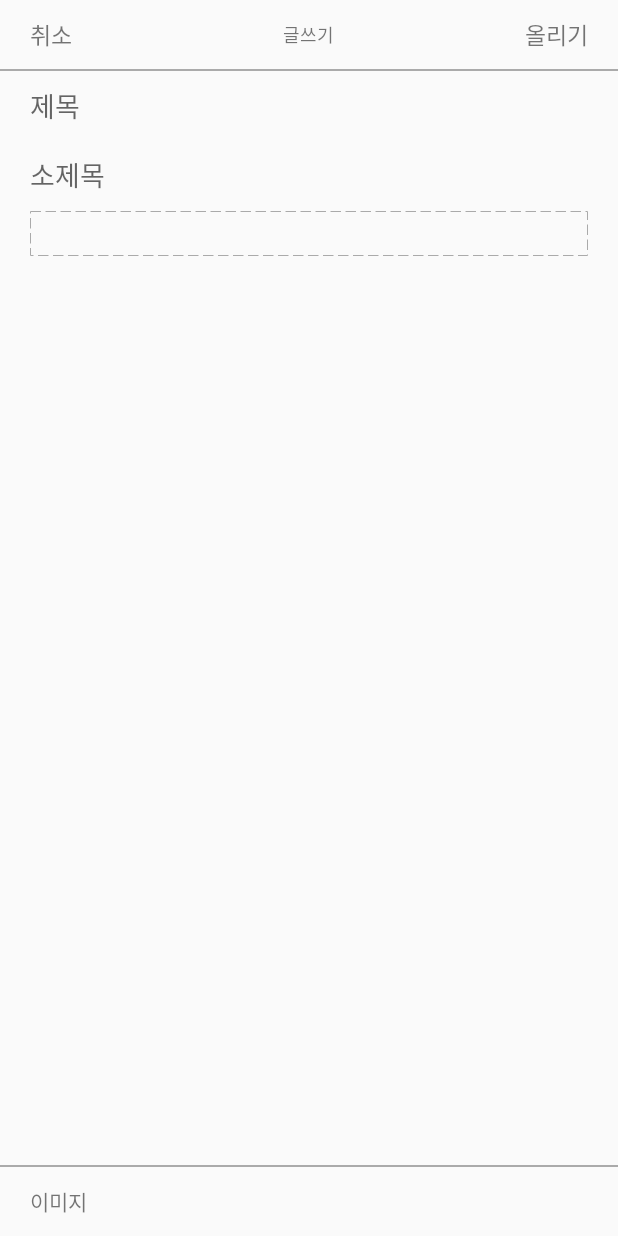
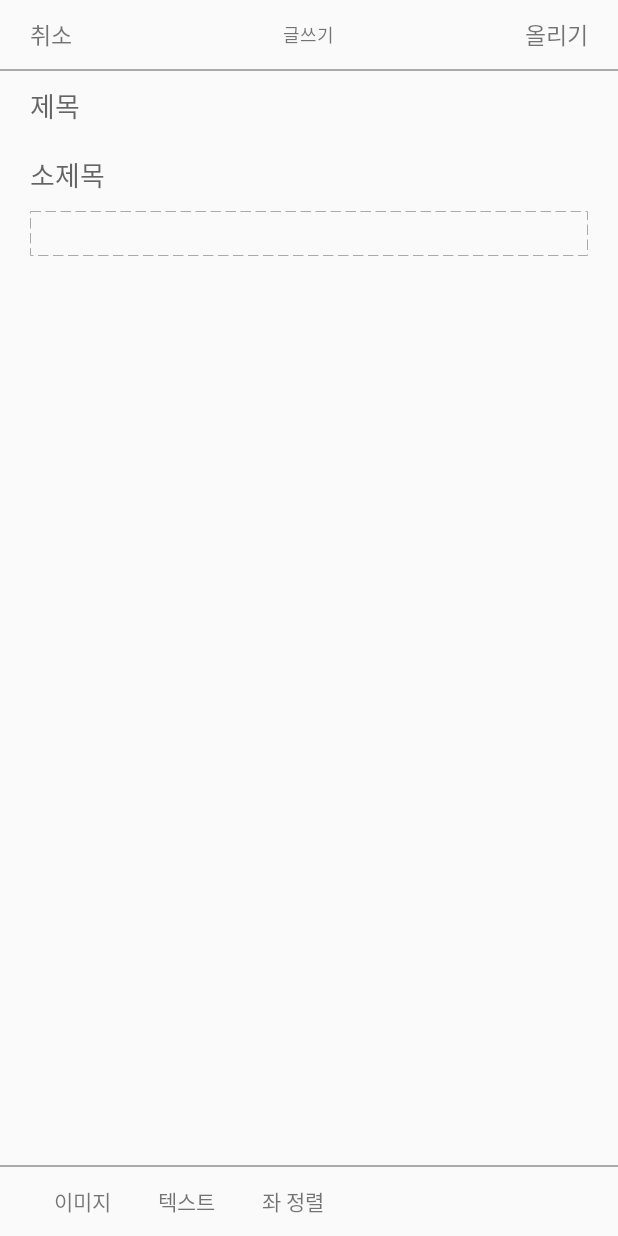
Before and after one commit to lowapple/PinEditor-android, an Android app: the screen it shows after launch (EditorActivity), on a phone screen of 412 x 824 dp. Run offline under Robolectric (Android 15) with nearby library versions, the phone set to English and light mode, and no system bars; Roboto replaces fonts that are not available here; 4 statements that could not run were skipped.

Commit message:
Add Toolbar Layout

```diff
--- a/app/src/main/java/com/plancatlog/pineditor/Components/ComponentFactory.kt
+++ b/app/src/main/java/com/plancatlog/pineditor/Components/ComponentFactory.kt
@@ -19,6 +19,10 @@ import com.plancatlog.pineditor.Toolbar.ToolbarFactory
  */
 
 class ComponentFactory(context: Context) {
+    companion object {
+        var currentComponent: ComponentBase? = null
+    }
+
     private var parent: LinearLayout? = null
     private var context: Context? = null
 
@@ -52,7 +56,6 @@ class ComponentFactory(context: Context) {
                 }
                 return@setOnEditorActionListener false
             }
-
             component.EditText().setOnKeyListener { editText, i, keyEvent ->
                 Log.i("KeyEvent listener", "key enter")
                 if (keyEvent!!.action == KeyEvent.ACTION_DOWN) {
--- a/app/src/main/java/com/plancatlog/pineditor/Components/EditText/ComponentEditText.kt
+++ b/app/src/main/java/com/plancatlog/pineditor/Components/EditText/ComponentEditText.kt
@@ -4,6 +4,7 @@ import android.content.Context
 import android.widget.LinearLayout
 import com.plancatlog.pineditor.Components.Base.ComponentBase
 import com.plancatlog.pineditor.Components.Base.ComponentType
+import com.plancatlog.pineditor.Components.ComponentFactory
 import com.plancatlog.pineditor.R
 import kotlinx.android.synthetic.main.editor_component_edittext.view.*
 
@@ -30,6 +31,9 @@ open class ComponentEditText(context: Context) : ComponentBase() {
 
         // Set
         editText = getView()!!.component_edittext
+        editText.setOnClickListener {
+            ComponentFactory.currentComponent = this
+        }
         background = getView()!!.component_background
     }
 
--- a/app/src/main/java/com/plancatlog/pineditor/Toolbar/Base/ToolbarBase.kt
+++ b/app/src/main/java/com/plancatlog/pineditor/Toolbar/Base/ToolbarBase.kt
@@ -28,7 +28,8 @@ open class ToolbarBase {
         toolbarPopup?.dismiss()
     }
 
-    fun activity(parent: View) {
-        toolbarPopup?.showAtLocation(parent, Gravity.BOTTOM, 0, 0)
+    open fun activity(parent: View? = null) {
+        if (parent != null)
+            toolbarPopup?.showAtLocation(parent, Gravity.BOTTOM, 0, 0)
     }
 }
--- a/app/src/main/java/com/plancatlog/pineditor/Toolbar/Image/ToolbarImage.kt
+++ b/app/src/main/java/com/plancatlog/pineditor/Toolbar/Image/ToolbarImage.kt
@@ -13,7 +13,7 @@ import com.plancatlog.pineditor.Toolbar.Base.ToolbarBase
 
 class ToolbarImage : ToolbarBase {
     constructor(context: Context) {
-        toolbarView = LayoutInflater.from(context).inflate(R.layout.bottom_toolbar_image, null)
+        toolbarView = LayoutInflater.from(context).inflate(R.layout.bottom_toolbar_text, null)
         toolbarPopup = PopupWindow(toolbarView, Toolbar.LayoutParams.MATCH_PARENT, 0, false);
     }
 }
--- a/app/src/main/java/com/plancatlog/pineditor/Toolbar/TextAlign/ToolbarAlign.kt
+++ /dev/null
@@ -1,5 +0,0 @@
-package com.plancatlog.pineditor.Toolbar.TextAlign
-
-/**
- * Created by plancatlog on 2017. 8. 3..
- */
--- a/app/src/main/java/com/plancatlog/pineditor/Toolbar/TextOption/ToolbarTextOption.kt
+++ b/app/src/main/java/com/plancatlog/pineditor/Toolbar/TextOption/ToolbarTextOption.kt
@@ -1,5 +1,20 @@
 package com.plancatlog.pineditor.Toolbar.TextOption
+
+import android.content.Context
+import android.view.ContextMenu
+import android.view.LayoutInflater
+import android.widget.PopupWindow
+import android.widget.Toolbar
+import com.plancatlog.pineditor.R
+import com.plancatlog.pineditor.Toolbar.Base.ToolbarBase
 
 /**
  * Created by plancatlog on 2017. 8. 3..
  */
+
+class ToolbarTextOption : ToolbarBase {
+    constructor(context: Context) {
+        toolbarView = LayoutInflater.from(context).inflate(R.layout.bottom_toolbar_text, null)
+        toolbarPopup = PopupWindow(toolbarView, Toolbar.LayoutParams.MATCH_PARENT, 0, false);
+    }
+}
--- a/app/src/main/java/com/plancatlog/pineditor/Toolbar/ToolbarFactory.kt
+++ b/app/src/main/java/com/plancatlog/pineditor/Toolbar/ToolbarFactory.kt
@@ -7,7 +7,10 @@ import android.view.View
 import android.view.ViewTreeObserver
 import com.plancatlog.pineditor.R
 import com.plancatlog.pineditor.Toolbar.Image.ToolbarImage
+import com.plancatlog.pineditor.Toolbar.TextAlign.ToolbarTextAlign
+import com.plancatlog.pineditor.Toolbar.TextOption.ToolbarTextOption
 import kotlinx.android.synthetic.main.activity_editor.view.*
+import kotlinx.android.synthetic.main.bottom_toolbar.view.*
 
 /**
  * Created by plancatlog on 2017. 8. 13..
@@ -15,6 +18,8 @@ import kotlinx.android.synthetic.main.activity_editor.view.*
 
 class ToolbarFactory(activity: Activity, parent: View, toolbarLayout: View) {
     var toolbarImage: ToolbarImage? = null
+    var toolbarTextOption: ToolbarTextOption? = null
+    var toolbarTextAlign: ToolbarTextAlign? = null
 
     var keyboardHeight = 0
     val activity = activity
@@ -25,6 +30,9 @@ class ToolbarFactory(activity: Activity, parent: View, toolbarLayout: View) {
     init {
         toolbarHeight = activity.resources.getDimension(R.dimen.editor_basic_toolbar_size).toInt()
         setToolbarImage()
+        setToolbarTextAlign()
+        setToolbarTextOption()
+
         setKeyboardHeight()
     }
 
@@ -32,10 +40,32 @@ class ToolbarFactory(activity: Activity, parent: View, toolbarLayout: View) {
         toolbarImage?.activity(parent)
     }
 
+    fun activityTextOptionToolbar() {
+        toolbarTextOption?.activity(parent)
+    }
+
+    fun activityTextAlignToolbar() {
+        toolbarTextAlign?.changeAlign(toolbarLayout.editor_bottom_toolbar.toolbar_text_align)
+    }
+
     private fun setToolbarImage() {
         toolbarImage = ToolbarImage(activity.applicationContext)
-        toolbarLayout.editor_bottom_toolbar.setOnClickListener {
+        toolbarLayout.editor_bottom_toolbar.toolbar_image.setOnClickListener {
             activityImageToolbar()
+        }
+    }
+
+    private fun setToolbarTextOption() {
+        toolbarTextOption = ToolbarTextOption(activity.applicationContext)
+        toolbarLayout.editor_bottom_toolbar.toolbar_text_option.setOnClickListener {
+            activityTextOptionToolbar()
+        }
+    }
+
+    private fun setToolbarTextAlign() {
+        toolbarTextAlign = ToolbarTextAlign(activity.applicationContext)
+        toolbarLayout.editor_bottom_toolbar.toolbar_text_align.setOnClickListener {
+            activityTextAlignToolbar()
         }
     }
 
--- a/app/src/main/res/layout/bottom_toolbar.xml
+++ b/app/src/main/res/layout/bottom_toolbar.xml
@@ -16,13 +16,37 @@
             android:layout_width="match_parent"
             android:layout_height="match_parent"
             android:gravity="center_vertical"
-            android:orientation="horizontal">
+            android:orientation="horizontal"
+            android:weightSum="8">
 
             <TextView
                 android:id="@+id/toolbar_image"
                 android:layout_width="wrap_content"
                 android:layout_height="wrap_content"
+                android:layout_weight="1"
+                android:gravity="center"
                 android:text="이미지" />
+
+            <TextView
+                android:id="@+id/toolbar_text_option"
+                android:layout_width="wrap_content"
+                android:layout_height="wrap_content"
+                android:layout_weight="1"
+                android:gravity="center"
+                android:text="텍스트" />
+
+            <TextView
+                android:id="@+id/toolbar_text_align"
+                android:layout_width="wrap_content"
+                android:layout_height="wrap_content"
+                android:layout_weight="1"
+                android:gravity="center"
+                android:text="좌 정렬" />
+
+            <FrameLayout
+                android:layout_width="wrap_content"
+                android:layout_height="wrap_content"
+                android:layout_weight="5" />
         </LinearLayout>
     </RelativeLayout>
 </LinearLayout>
```
Also changed, not shown: app/src/main/java/com/plancatlog/pineditor/Components/EditText/TextField.kt (+38 -0 lines), app/src/main/java/com/plancatlog/pineditor/Toolbar/TextAlign/ToolbarTextAlign.kt (added, +42 -0 lines), app/src/main/res/layout/bottom_toolbar_text.xml (added, +24 -0 lines), app/src/main/res/layout/text_option.xml (added, +49 -0 lines), app/src/main/res/layout/text_plus.xml (added, +51 -0 lines), app/src/main/res/layout/text_size.xml (added, +42 -0 lines), app/src/main/res/values/strings.xml (+17 -0 lines).
